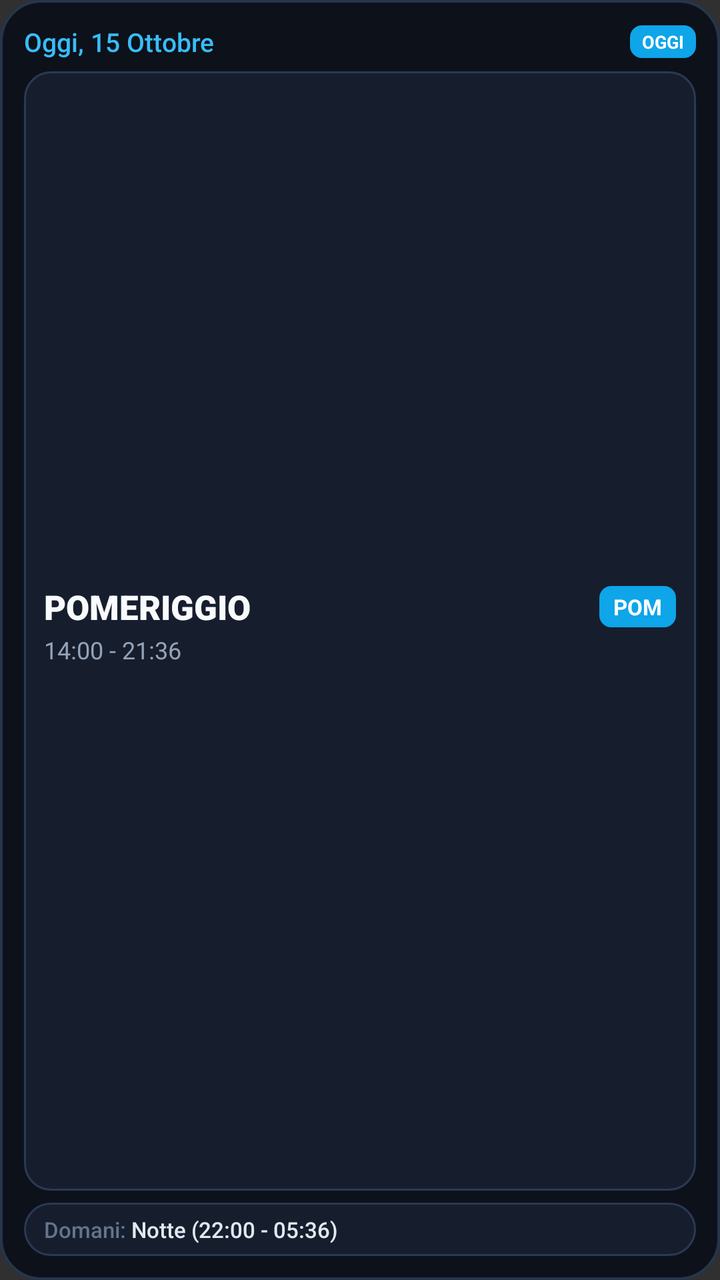
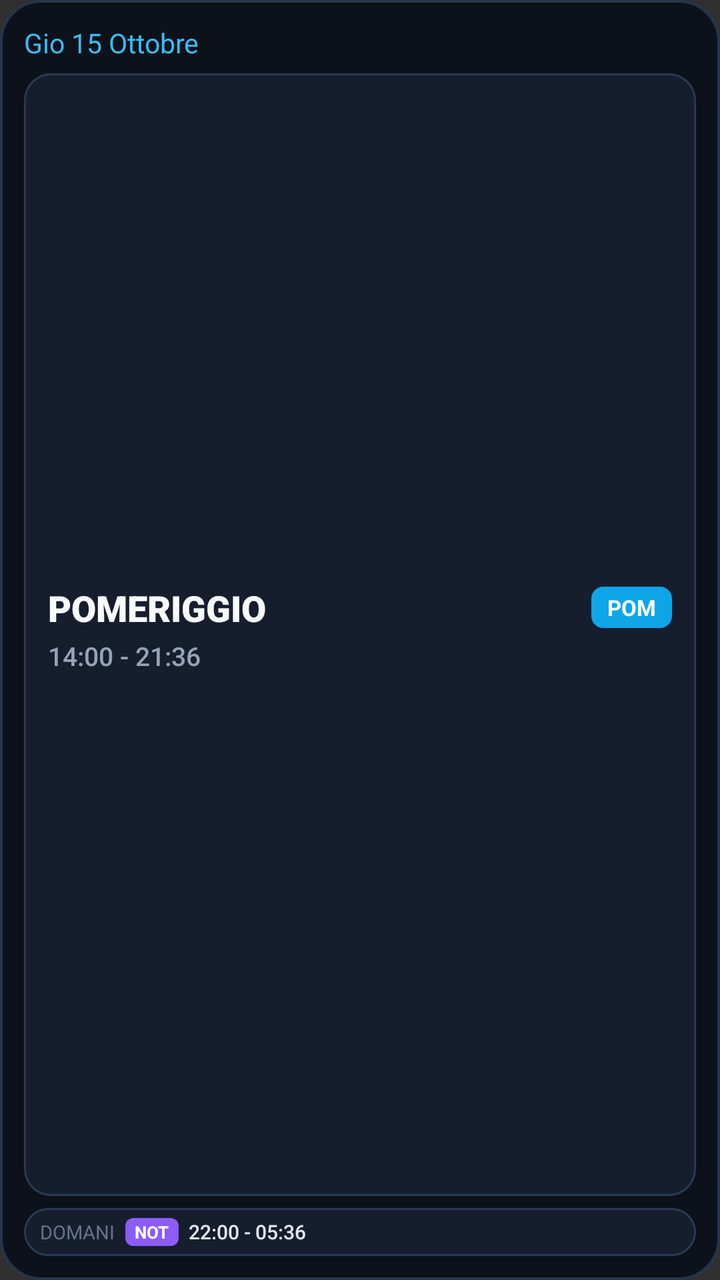

An Android layout rendered at two revisions. The XML below is the earlier revision; the diff shows what the commit changed to produce the second picture.
<!-- AndroidManifest.xml: application theme Theme.CalendarioTurni -->
<!-- res/layout/widget_today_tomorrow.xml -->
<?xml version="1.0" encoding="utf-8"?>
<LinearLayout xmlns:android="http://schemas.android.com/apk/res/android"
    android:id="@+id/widget_tt_root"
    android:layout_width="match_parent"
    android:layout_height="match_parent"
    android:background="@drawable/bg_widget_container"
    android:orientation="vertical"
    android:padding="12dp">

    
    <LinearLayout
        android:layout_width="match_parent"
        android:layout_height="wrap_content"
        android:gravity="center_vertical"
        android:orientation="horizontal"
        android:paddingBottom="6dp">

        <TextView
            android:id="@+id/widget_tt_header_date"
            android:layout_width="0dp"
            android:layout_height="wrap_content"
            android:layout_weight="1"
            android:ellipsize="end"
            android:fontFamily="sans-serif-medium"
            android:maxLines="1"
            android:text="Oggi, 15 Ottobre"
            android:textColor="#38BDF8"
            android:textSize="13sp" />

        <TextView
            android:id="@+id/widget_tt_header_badge"
            android:layout_width="wrap_content"
            android:layout_height="wrap_content"
            android:background="@drawable/bg_widget_badge"
            android:paddingStart="6dp"
            android:paddingTop="2dp"
            android:paddingEnd="6dp"
            android:paddingBottom="2dp"
            android:text="OGGI"
            android:textColor="#FFFFFF"
            android:textSize="9sp"
            android:textStyle="bold" />
    </LinearLayout>

    
    <LinearLayout
        android:id="@+id/widget_tt_today_card"
        android:layout_width="match_parent"
        android:layout_height="0dp"
        android:layout_weight="1"
        android:background="@drawable/bg_widget_card"
        android:gravity="center_vertical"
        android:orientation="vertical"
        android:paddingStart="10dp"
        android:paddingTop="8dp"
        android:paddingEnd="10dp"
        android:paddingBottom="8dp">

        <LinearLayout
            android:layout_width="match_parent"
            android:layout_height="wrap_content"
            android:gravity="center_vertical"
            android:orientation="horizontal">

            <TextView
                android:id="@+id/widget_tt_shift_name"
                android:layout_width="0dp"
                android:layout_height="wrap_content"
                android:layout_weight="1"
                android:ellipsize="end"
                android:fontFamily="sans-serif-black"
                android:maxLines="1"
                android:text="POMERIGGIO"
                android:textColor="#F8FAFC"
                android:textSize="17sp" />

            <TextView
                android:id="@+id/widget_tt_code_pill"
                android:layout_width="wrap_content"
                android:layout_height="wrap_content"
                android:background="@drawable/bg_widget_badge"
                android:paddingStart="7dp"
                android:paddingTop="3dp"
                android:paddingEnd="7dp"
                android:paddingBottom="3dp"
                android:text="POM"
                android:textColor="#FFFFFF"
                android:textSize="11sp"
                android:textStyle="bold" />
        </LinearLayout>

        <TextView
            android:id="@+id/widget_tt_shift_hours"
            android:layout_width="wrap_content"
            android:layout_height="wrap_content"
            android:layout_marginTop="2dp"
            android:fontFamily="sans-serif"
            android:text="14:00 - 21:36"
            android:textColor="#94A3B8"
            android:textSize="12sp" />

        
        <LinearLayout
            android:id="@+id/widget_tt_extra_row"
            android:layout_width="match_parent"
            android:layout_height="wrap_content"
            android:layout_marginTop="6dp"
            android:gravity="center_vertical"
            android:orientation="horizontal">

            <TextView
                android:id="@+id/widget_tt_overtime_badge"
                android:layout_width="wrap_content"
                android:layout_height="wrap_content"
                android:layout_marginEnd="5dp"
                android:background="#2B2111"
                android:paddingStart="5dp"
                android:paddingTop="2dp"
                android:paddingEnd="5dp"
                android:paddingBottom="2dp"
                android:text="+2h Straord."
                android:textColor="#FBBF24"
                android:textSize="10sp"
                android:visibility="gone" />

            <TextView
                android:id="@+id/widget_tt_oncall_badge"
                android:layout_width="wrap_content"
                android:layout_height="wrap_content"
                android:layout_marginEnd="5dp"
                android:background="#24143D"
                android:paddingStart="5dp"
                android:paddingTop="2dp"
                android:paddingEnd="5dp"
                android:paddingBottom="2dp"
                android:text="Reperibile"
                android:textColor="#C084FC"
                android:textSize="10sp"
                android:visibility="gone" />

            <TextView
                android:id="@+id/widget_tt_trasferta_badge"
                android:layout_width="wrap_content"
                android:layout_height="wrap_content"
                android:background="#082A3A"
                android:paddingStart="5dp"
                android:paddingTop="2dp"
                android:paddingEnd="5dp"
                android:paddingBottom="2dp"
                android:text="Trasferta"
                android:textColor="#38BDF8"
                android:textSize="10sp"
                android:visibility="gone" />
        </LinearLayout>
    </LinearLayout>

    
    <LinearLayout
        android:id="@+id/widget_tt_tomorrow_card"
        android:layout_width="match_parent"
        android:layout_height="wrap_content"
        android:layout_marginTop="6dp"
        android:background="@drawable/bg_widget_card"
        android:gravity="center_vertical"
        android:orientation="horizontal"
        android:paddingStart="10dp"
        android:paddingTop="6dp"
        android:paddingEnd="10dp"
        android:paddingBottom="6dp">

        <TextView
            android:layout_width="wrap_content"
            android:layout_height="wrap_content"
            android:fontFamily="sans-serif-medium"
            android:text="Domani: "
            android:textColor="#64748B"
            android:textSize="11sp" />

        <TextView
            android:id="@+id/widget_tt_tomorrow_shift"
            android:layout_width="0dp"
            android:layout_height="wrap_content"
            android:layout_weight="1"
            android:ellipsize="end"
            android:fontFamily="sans-serif-medium"
            android:maxLines="1"
            android:text="Notte (22:00 - 05:36)"
            android:textColor="#E2E8F0"
            android:textSize="11sp" />
    </LinearLayout>

</LinearLayout>
<!-- resources referenced by this layout -->
<resources>
  <!-- drawable bg_widget_badge (drawable) -->
  <?xml version="1.0" encoding="utf-8"?>
  <shape xmlns:android="http://schemas.android.com/apk/res/android"
      android:shape="rectangle">
      <solid android:color="#0EA5E9" />
      <corners android:radius="6dp" />
  </shape>
  <!-- drawable bg_widget_card (drawable) -->
  <?xml version="1.0" encoding="utf-8"?>
  <shape xmlns:android="http://schemas.android.com/apk/res/android"
      android:shape="rectangle">
      <solid android:color="#161E2E" />
      <corners android:radius="13dp" />
      <stroke
          android:width="1dp"
          android:color="#2A3A54" />
  </shape>
  <!-- drawable bg_widget_container (drawable) -->
  <?xml version="1.0" encoding="utf-8"?>
  <shape xmlns:android="http://schemas.android.com/apk/res/android"
      android:shape="rectangle">
      <solid android:color="#0D111A" />
      <corners android:radius="20dp" />
      <stroke
          android:width="1.2dp"
          android:color="#26354D" />
  </shape>
  <style name="Theme.CalendarioTurni" parent="android:Theme.Material.NoActionBar">
          <item name="android:statusBarColor">#0F131C</item>
          <item name="android:navigationBarColor">#0F131C</item>
      </style>
</resources>

<!-- the commit's change to res/layout/widget_today_tomorrow.xml (unified diff, before → after) -->
@@ -17,29 +17,14 @@
 
         <TextView
             android:id="@+id/widget_tt_header_date"
-            android:layout_width="0dp"
+            android:layout_width="match_parent"
             android:layout_height="wrap_content"
-            android:layout_weight="1"
             android:ellipsize="end"
-            android:fontFamily="sans-serif-medium"
+            android:fontFamily="sans-serif-bold"
             android:maxLines="1"
-            android:text="Oggi, 15 Ottobre"
+            android:text="Gio 15 Ottobre"
             android:textColor="#38BDF8"
-            android:textSize="13sp" />
-
-        <TextView
-            android:id="@+id/widget_tt_header_badge"
-            android:layout_width="wrap_content"
-            android:layout_height="wrap_content"
-            android:background="@drawable/bg_widget_badge"
-            android:paddingStart="6dp"
-            android:paddingTop="2dp"
-            android:paddingEnd="6dp"
-            android:paddingBottom="2dp"
-            android:text="OGGI"
-            android:textColor="#FFFFFF"
-            android:textSize="9sp"
-            android:textStyle="bold" />
+            android:textSize="13.5sp" />
     </LinearLayout>
 
     
@@ -51,9 +36,9 @@
         android:background="@drawable/bg_widget_card"
         android:gravity="center_vertical"
         android:orientation="vertical"
-        android:paddingStart="10dp"
+        android:paddingStart="12dp"
         android:paddingTop="8dp"
-        android:paddingEnd="10dp"
+        android:paddingEnd="12dp"
         android:paddingBottom="8dp">
 
         <LinearLayout
@@ -72,16 +57,16 @@
                 android:maxLines="1"
                 android:text="POMERIGGIO"
                 android:textColor="#F8FAFC"
-                android:textSize="17sp" />
+                android:textSize="18sp" />
 
             <TextView
                 android:id="@+id/widget_tt_code_pill"
                 android:layout_width="wrap_content"
                 android:layout_height="wrap_content"
                 android:background="@drawable/bg_widget_badge"
-                android:paddingStart="7dp"
+                android:paddingStart="8dp"
                 android:paddingTop="3dp"
-                android:paddingEnd="7dp"
+                android:paddingEnd="8dp"
                 android:paddingBottom="3dp"
                 android:text="POM"
                 android:textColor="#FFFFFF"
@@ -93,11 +78,11 @@
             android:id="@+id/widget_tt_shift_hours"
             android:layout_width="wrap_content"
             android:layout_height="wrap_content"
-            android:layout_marginTop="2dp"
-            android:fontFamily="sans-serif"
+            android:layout_marginTop="3dp"
+            android:fontFamily="sans-serif-medium"
             android:text="14:00 - 21:36"
             android:textColor="#94A3B8"
-            android:textSize="12sp" />
+            android:textSize="13sp" />
 
         
         <LinearLayout
@@ -112,44 +97,47 @@
                 android:id="@+id/widget_tt_overtime_badge"
                 android:layout_width="wrap_content"
                 android:layout_height="wrap_content"
-                android:layout_marginEnd="5dp"
-                android:background="#2B2111"
-                android:paddingStart="5dp"
+                android:layout_marginEnd="6dp"
+                android:background="@drawable/bg_badge_amber"
+                android:paddingStart="6dp"
                 android:paddingTop="2dp"
-                android:paddingEnd="5dp"
+                android:paddingEnd="6dp"
                 android:paddingBottom="2dp"
                 android:text="+2h Straord."
-                android:textColor="#FBBF24"
+                android:textColor="#FFFFFF"
                 android:textSize="10sp"
+                android:textStyle="bold"
                 android:visibility="gone" />
 
             <TextView
                 android:id="@+id/widget_tt_oncall_badge"
                 android:layout_width="wrap_content"
                 android:layout_height="wrap_content"
-                android:layout_marginEnd="5dp"
-                android:background="#24143D"
-                android:paddingStart="5dp"
+                android:layout_marginEnd="6dp"
+                android:background="@drawable/bg_badge_purple"
+                android:paddingStart="6dp"
                 android:paddingTop="2dp"
-                android:paddingEnd="5dp"
+                android:paddingEnd="6dp"
                 android:paddingBottom="2dp"
                 android:text="Reperibile"
-                android:textColor="#C084FC"
+                android:textColor="#FFFFFF"
                 android:textSize="10sp"
+                android:textStyle="bold"
                 android:visibility="gone" />
 
             <TextView
                 android:id="@+id/widget_tt_trasferta_badge"
                 android:layout_width="wrap_content"
                 android:layout_height="wrap_content"
-                android:background="#082A3A"
-                android:paddingStart="5dp"
+                android:background="@drawable/bg_badge_cyan"
+                android:paddingStart="6dp"
                 android:paddingTop="2dp"
-                android:paddingEnd="5dp"
+                android:paddingEnd="6dp"
                 android:paddingBottom="2dp"
                 android:text="Trasferta"
-                android:textColor="#38BDF8"
+                android:textColor="#FFFFFF"
                 android:textSize="10sp"
+                android:textStyle="bold"
                 android:visibility="gone" />
         </LinearLayout>
     </LinearLayout>
@@ -163,30 +151,47 @@
         android:background="@drawable/bg_widget_card"
         android:gravity="center_vertical"
         android:orientation="horizontal"
-        android:paddingStart="10dp"
-        android:paddingTop="6dp"
-        android:paddingEnd="10dp"
-        android:paddingBottom="6dp">
+        android:paddingStart="8dp"
+        android:paddingTop="5dp"
+        android:paddingEnd="8dp"
+        android:paddingBottom="5dp">
 
         <TextView
+            android:id="@+id/widget_tt_tomorrow_label"
             android:layout_width="wrap_content"
             android:layout_height="wrap_content"
-            android:fontFamily="sans-serif-medium"
-            android:text="Domani: "
+            android:fontFamily="sans-serif-bold"
+            android:text="DOMANI"
             android:textColor="#64748B"
-            android:textSize="11sp" />
+            android:textSize="9.5sp" />
+
+        <TextView
+            android:id="@+id/widget_tt_tomorrow_badge"
+            android:layout_width="wrap_content"
+            android:layout_height="wrap_content"
+            android:layout_marginStart="5dp"
+            android:background="@drawable/bg_badge_purple"
+            android:paddingStart="4.5dp"
+            android:paddingTop="1dp"
+            android:paddingEnd="4.5dp"
+            android:paddingBottom="1dp"
+            android:text="NOT"
+            android:textColor="#FFFFFF"
+            android:textSize="8.5sp"
+            android:textStyle="bold" />
 
         <TextView
             android:id="@+id/widget_tt_tomorrow_shift"
             android:layout_width="0dp"
             android:layout_height="wrap_content"
+            android:layout_marginStart="5dp"
             android:layout_weight="1"
             android:ellipsize="end"
             android:fontFamily="sans-serif-medium"
             android:maxLines="1"
-            android:text="Notte (22:00 - 05:36)"
+            android:text="22:00 - 05:36"
             android:textColor="#E2E8F0"
-            android:textSize="11sp" />
+            android:textSize="10sp" />
     </LinearLayout>
 
 </LinearLayout>
<!-- resource entries referenced after the edit -->
@@ -1,5 +1,26 @@
 <!-- resources referenced by this layout -->
 <resources>
+  <!-- drawable bg_badge_amber (drawable) -->
+  <?xml version="1.0" encoding="utf-8"?>
+  <shape xmlns:android="http://schemas.android.com/apk/res/android"
+      android:shape="rectangle">
+      <solid android:color="#F59E0B" />
+      <corners android:radius="4dp" />
+  </shape>
+  <!-- drawable bg_badge_cyan (drawable) -->
+  <?xml version="1.0" encoding="utf-8"?>
+  <shape xmlns:android="http://schemas.android.com/apk/res/android"
+      android:shape="rectangle">
+      <solid android:color="#0EA5E9" />
+      <corners android:radius="4dp" />
+  </shape>
+  <!-- drawable bg_badge_purple (drawable) -->
+  <?xml version="1.0" encoding="utf-8"?>
+  <shape xmlns:android="http://schemas.android.com/apk/res/android"
+      android:shape="rectangle">
+      <solid android:color="#8B5CF6" />
+      <corners android:radius="4dp" />
+  </shape>
   <!-- drawable bg_widget_badge (drawable) -->
   <?xml version="1.0" encoding="utf-8"?>
   <shape xmlns:android="http://schemas.android.com/apk/res/android"
